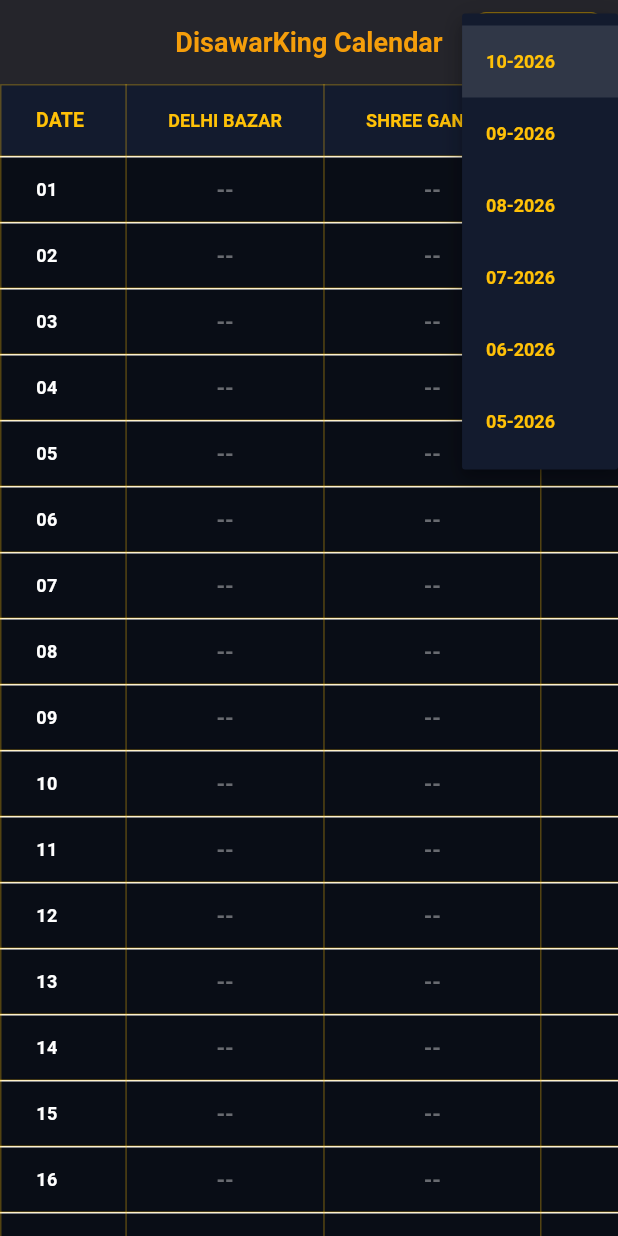
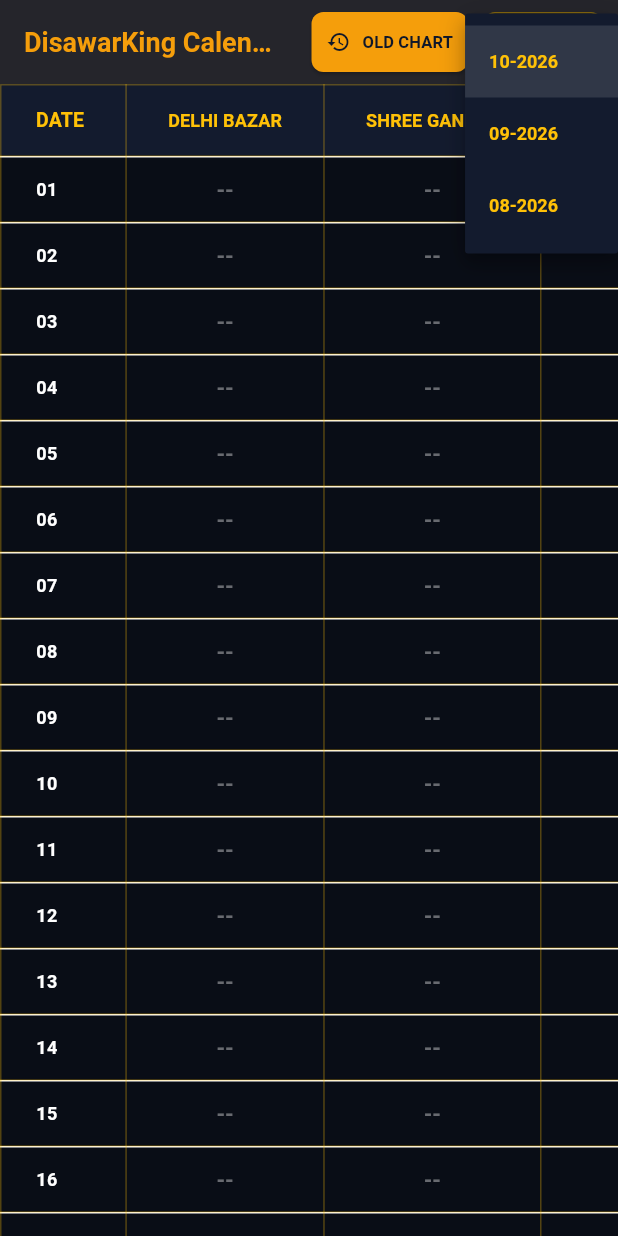
Before and after one commit to disawarking-official/DisawarKingApp, a Flutter app: the CombinedAllMarketsChartScreen screen opened directly, after a tap on "10-2026", on a phone screen of 412 x 824 dp. Run offline on Flutter 3.47's test engine with Material 3 defaults, Android fonts, the phone set to English and light mode, and no system bars; our stand-ins replace cloud_firestore, firebase_core, shared_preferences; accounts and stored records are empty.

Commit message:
Update main.dart

```diff
--- a/lib/main.dart
+++ b/lib/main.dart
@@ -992,7 +992,7 @@
   }
 }
 
-// ----------------- 5. HOME SCREEN (ATTRACTIVE VIP THEME - TIME LEFT REMOVED) -----------------
+// ----------------- 5. HOME SCREEN -----------------
 class HomeLiveResultsScreen extends StatefulWidget {
   final VoidCallback onOpenDrawer;
   HomeLiveResultsScreen({required this.onOpenDrawer});
@@ -2126,7 +2126,7 @@
   }
 }
 
-// ----------------- 11. CALENDAR TABLE (FULL 1 TO 31 DAYS) -----------------
+// ----------------- 11. CALENDAR TABLE (LATEST 3 MONTHS + OLD CHART WEB BUTTON) -----------------
 class CombinedAllMarketsChartScreen extends StatefulWidget {
   @override
   _CombinedAllMarketsChartScreenState createState() => _CombinedAllMarketsChartScreenState();
@@ -2142,22 +2142,53 @@
     selectedMonthYear = "${now.month.toString().padLeft(2, '0')}-${now.year}";
   }
 
+  void _openOldChartWebsite() async {
+    final Uri url = Uri.parse("https://disawarking-official.github.io/DisawarkingApp/chart.html");
+    try {
+      await launchUrl(url, mode: LaunchMode.externalApplication);
+    } catch (_) {}
+  }
+
   @override
   Widget build(BuildContext context) {
     DateTime now = DateTime.now();
+
+    // Rolling 3 Months Filter: Sirf Current Month aur pichhle 2 mahine
     List<String> monthOptions = [];
-    for (int i = 0; i < 6; i++) {
+    for (int i = 0; i < 3; i++) {
       DateTime prev = DateTime(now.year, now.month - i, 1);
       monthOptions.add("${prev.month.toString().padLeft(2, '0')}-${prev.year}");
+    }
+
+    if (!monthOptions.contains(selectedMonthYear)) {
+      selectedMonthYear = monthOptions.first;
     }
 
     return Scaffold(
       appBar: AppBar(
         title: const Text("DisawarKing Calendar"),
         actions: [
+          // Professional OLD CHART Button
+          Padding(
+            padding: const EdgeInsets.symmetric(vertical: 8, horizontal: 4),
+            child: ElevatedButton.icon(
+              style: ElevatedButton.styleFrom(
+                backgroundColor: const Color(0xFFF59E0B),
+                padding: const EdgeInsets.symmetric(horizontal: 10, vertical: 4),
+                shape: RoundedRectangleBorder(borderRadius: BorderRadius.circular(8)),
+              ),
+              icon: const Icon(Icons.history, color: Color(0xFF0F172A), size: 16),
+              label: const Text(
+                "OLD CHART",
+                style: TextStyle(color: Color(0xFF0F172A), fontWeight: FontWeight.bold, fontSize: 11),
+              ),
+              onPressed: _openOldChartWebsite,
+            ),
+          ),
+          // Month Dropdown (Latest 3 Months)
           Container(
-            margin: const EdgeInsets.symmetric(vertical: 8, horizontal: 10),
-            padding: const EdgeInsets.symmetric(horizontal: 10),
+            margin: const EdgeInsets.symmetric(vertical: 8, horizontal: 6),
+            padding: const EdgeInsets.symmetric(horizontal: 8),
             decoration: BoxDecoration(
               color: const Color(0xFF090D16),
               borderRadius: BorderRadius.circular(8),
@@ -2168,7 +2199,7 @@
                 dropdownColor: const Color(0xFF131B2E),
                 value: selectedMonthYear,
                 style: const TextStyle(color: Colors.amber, fontWeight: FontWeight.bold, fontSize: 12),
-                icon: const Icon(Icons.calendar_month, color: Colors.amber, size: 18),
+                icon: const Icon(Icons.calendar_month, color: Colors.amber, size: 16),
                 items: monthOptions.map((String m) {
                   return DropdownMenuItem<String>(
                     value: m,
@@ -2180,7 +2211,8 @@
                 },
               ),
             ),
-          )
+          ),
+          const SizedBox(width: 4),
         ],
       ),
       body: StreamBuilder<QuerySnapshot>(
@@ -2949,7 +2981,6 @@
     return now.day.toString().padLeft(2, '0');
   }
 
-  // Safe Month-Wise Delete Function: Purane mahine ka data nahi udega!
   void _clearWrongDateResult(BuildContext context, String marketName) {
     DateTime now = DateTime.now();
     String deleteMonthYear = "${now.month.toString().padLeft(2, '0')}-${now.year}";
@@ -2999,10 +3030,8 @@
                 Navigator.pop(ctx);
 
                 try {
-                  // Specific Month-Wise Document Delete
                   await FirebaseFirestore.instance.collection('results_history').doc("${deleteMonthYear}_${dt}_$marketName").delete();
 
-                  // Live result tabhi hategi agar wo current date aur month ka ho
                   var liveDoc = await FirebaseFirestore.instance.collection('results').doc(marketName).get();
                   if (liveDoc.exists && liveDoc.data()?['date'] == dt) {
                     await FirebaseFirestore.instance.collection('results').doc(marketName).set({
@@ -3055,7 +3084,7 @@
                       padding: const EdgeInsets.all(10),
                       decoration: BoxDecoration(color: Colors.red.withOpacity(0.2), borderRadius: BorderRadius.circular(8), border: Border.all(color: Colors.redAccent)),
                       child: Text(
-                        "⚠️ Is Market ka pehle se '$existingResult' khula hai.\n\nNaya number save karne par purana galat balance wapas katega aur naye winners ko rashi mil jayegi.",
+                        "⚠️️ Is Market ka pehle se '$existingResult' khula hai.\n\nNaya number save karne par purana galat balance wapas katega aur naye winners ko rashi mil jayegi.",
                         style: const TextStyle(color: Colors.white, fontSize: 12),
                       ),
                     ),
@@ -3534,20 +3563,6 @@
                                 child: Text(status, style: TextStyle(color: status == "Paid" ? Colors.greenAccent : Colors.orangeAccent, fontWeight: FontWeight.bold, fontSize: 12)),
                               ),
                             ],
-                          ),
-                          const SizedBox(height: 8),
-                          Text("User: $name (Mobile: $mob)", style: const TextStyle(color: Colors.white, fontWeight: FontWeight.bold, fontSize: 14)),
-                          const SizedBox(height: 4),
-                          Text("Mode: $method", style: const TextStyle(color: Colors.white70, fontSize: 13, fontWeight: FontWeight.w500)),
-                          const SizedBox(height: 4),
-                          Container(
-                            width: double.infinity,
-                            padding: const EdgeInsets.all(10),
-                            decoration: BoxDecoration(color: const Color(0xFF090D16), borderRadius: BorderRadius.circular(6)),
-                            child: Text(
-                              accountDetails,
-                              style: const TextStyle(color: Colors.amberAccent, fontWeight: FontWeight.bold, fontSize: 13),
-                            ),
                           ),
                           const SizedBox(height: 8),
                           Row(
@@ -3690,7 +3705,7 @@
   }
 }
 
-// ----------------- 17. MY PLAYED GAME SCREEN (CHRONOLOGICAL DATE SORTING) -----------------
+// ----------------- 17. MY PLAYED GAME SCREEN -----------------
 class MyPlayGameScreen extends StatelessWidget {
   @override
   Widget build(BuildContext context) {
@@ -3711,7 +3726,6 @@
 
           var docs = snapshot.data!.docs;
 
-          // Pure chronological sorting: Nayi lagayi hui bet (jaise 2nd tareekh) sabse upar dikhegi, 1st tareekh wali neeche chali jayegi
           List<QueryDocumentSnapshot> sortedDocs = List.from(docs);
           sortedDocs.sort((a, b) {
             var dataA = a.data() as Map<String, dynamic>;
@@ -3721,7 +3735,7 @@
             Timestamp? timeB = dataB['timestamp'] as Timestamp?;
 
             if (timeA != null && timeB != null) {
-              return timeB.compareTo(timeA); // Descending order (Latest First)
+              return timeB.compareTo(timeA);
             }
             return 0;
           });
```
